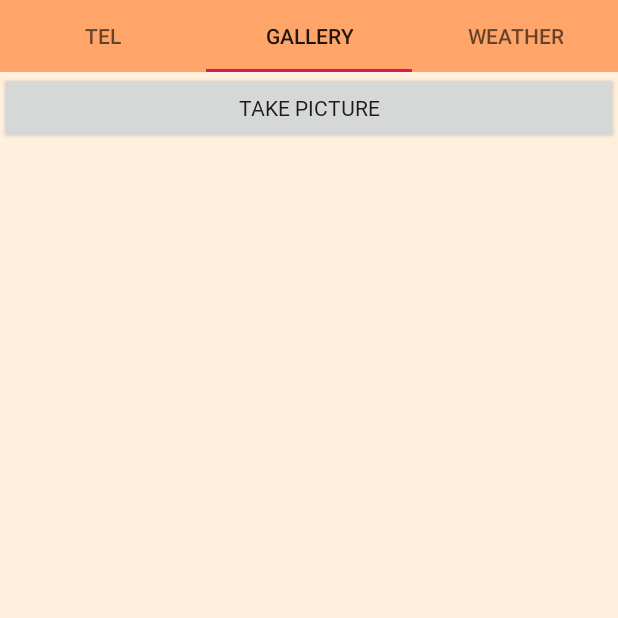
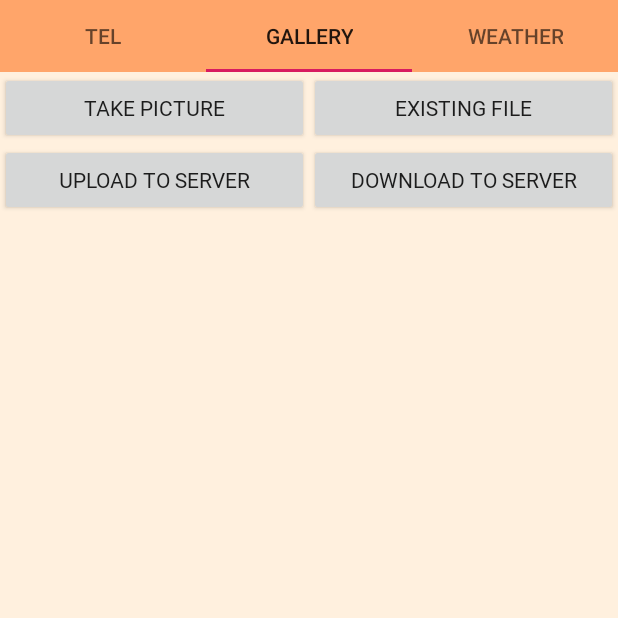
Before and after one commit to boingkiri/madcamp_project2, an Android app: the screen it shows after launch (MainActivity), tab 2 chosen, on a phone screen of 412 x 824 dp, the top half of it. Run offline under Robolectric (Android 15) with nearby library versions, the phone set to English and light mode, and no system bars; our stand-ins replace Volley; libraries missing offline, so code that uses them is left out: com.facebook, com.facebook.login; pictures from the network do not load; Roboto replaces fonts that are not available here; 11 statements that could not run were skipped.

Commit message:
upload file to server and add file to directory

```diff
--- a/app/build.gradle
+++ b/app/build.gradle
@@ -42,4 +42,6 @@ dependencies {
     implementation 'org.jsoup:jsoup:1.12.1'
     implementation 'com.github.MikeOrtiz:TouchImageView:1.4.1'
     implementation 'com.facebook.android:facebook-login:[5,6)'
+    implementation 'com.squareup.retrofit2:retrofit:2.3.0'
+    implementation 'com.squareup.retrofit2:converter-gson:2.3.0'
 }
--- a/app/src/main/java/com/example/pj2/tab2/ImageAdapter.java
+++ b/app/src/main/java/com/example/pj2/tab2/ImageAdapter.java
@@ -126,4 +126,5 @@ public class ImageAdapter extends BaseAdapter {
         mImgs = new Utils(mContext).getFilePaths();
         notifyDataSetChanged();
     }
+
 }
--- a/app/src/main/res/layout/fragment_tab2.xml
+++ b/app/src/main/res/layout/fragment_tab2.xml
@@ -15,6 +15,17 @@
         android:layout_width="match_parent"
         android:layout_height="match_parent"
         android:orientation="vertical">
+        <LinearLayout
+            android:layout_height="wrap_content"
+            android:layout_width="match_parent"
+            android:weightSum="2"
+            android:orientation="vertical">
+            <LinearLayout
+                android:layout_height="wrap_content"
+                android:layout_width="match_parent"
+                android:layout_weight="1"
+                android:orientation="horizontal"
+                android:weightSum="2">
                 <Button
                     android:id="@+id/takepicbtn"
                     android:layout_width="match_parent"
@@ -22,8 +33,44 @@
                     android:layout_gravity="center"
                     android:fontFamily="@font/nanumsquareroundb"
                     android:gravity="center"
-            android:text="Take Picture" />
-
+                    android:text="Take Picture"
+                    android:layout_weight="1"/>
+                <Button
+                    android:id="@+id/gallery"
+                    android:layout_width="match_parent"
+                    android:layout_height="wrap_content"
+                    android:layout_gravity="center"
+                    android:fontFamily="@font/nanumsquareroundb"
+                    android:gravity="center"
+                    android:text="Existing File"
+                    android:layout_weight="1"/>
+            </LinearLayout>
+            <LinearLayout
+                android:layout_height="wrap_content"
+                android:layout_width="match_parent"
+                android:layout_weight="1"
+                android:orientation="horizontal"
+                android:weightSum="2">
+                <Button
+                    android:id="@+id/uploadserverbtn"
+                    android:layout_width="match_parent"
+                    android:layout_height="wrap_content"
+                    android:layout_gravity="center"
+                    android:fontFamily="@font/nanumsquareroundb"
+                    android:gravity="center"
+                    android:text="Upload To Server"
+                    android:layout_weight="1"/>
+                <Button
+                    android:id="@+id/downloadserverbtn"
+                    android:layout_width="match_parent"
+                    android:layout_height="wrap_content"
+                    android:layout_gravity="center"
+                    android:fontFamily="@font/nanumsquareroundb"
+                    android:gravity="center"
+                    android:text="Download To Server"
+                    android:layout_weight="1"/>
+            </LinearLayout>
+        </LinearLayout>
         <GridView
             android:layout_width="match_parent"
             android:layout_height="wrap_content"
```
Also changed, not shown: app/src/main/java/com/example/pj2/tab1/asdf.java (added, +11 -0 lines), app/src/main/java/com/example/pj2/tab1/tab1.java (+39 -0 lines), app/src/main/java/com/example/pj2/tab2/NetworkClient.java (added, +26 -0 lines), app/src/main/java/com/example/pj2/tab2/tab2.java (+266 -22 lines), app/src/main/res/layout/fragment_tab1.xml (+20 -5 lines). Lines whose indentation alone changed are shown as unchanged.
